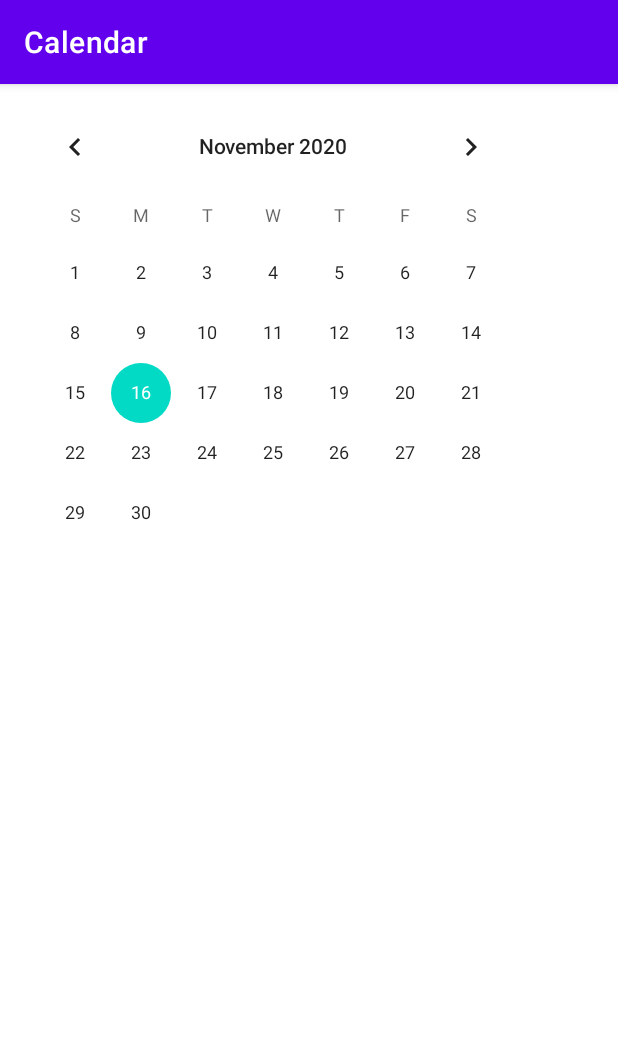
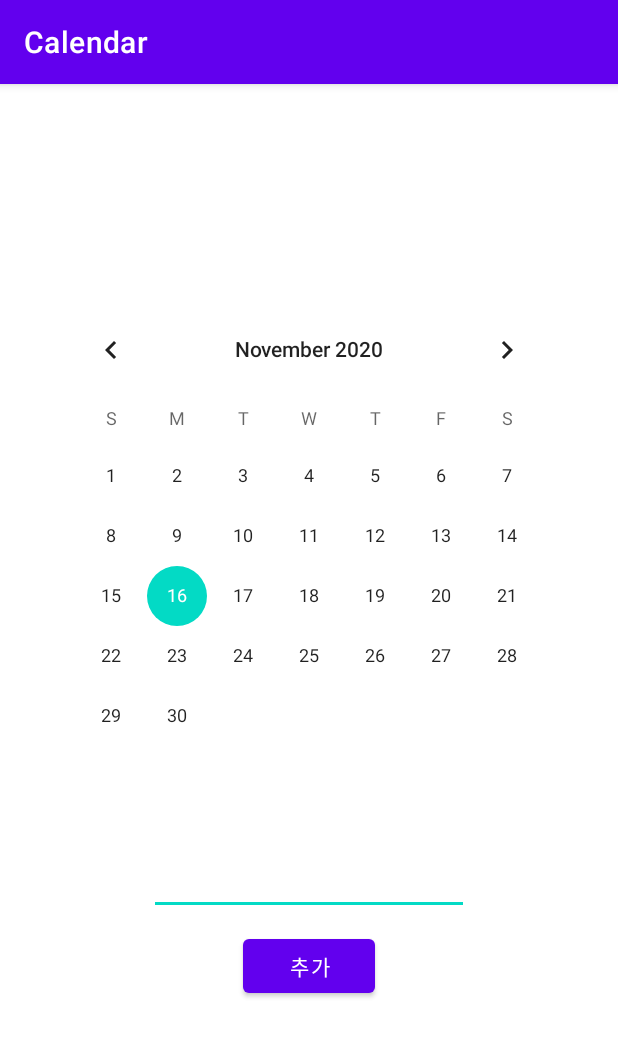
Before and after one commit to jinwook8910/mobile_app, an Android app: the screen it shows after launch (Calendar), after a tap on "CALENDAR", on a phone screen of 412 x 824 dp. Shown: the top 1037 px of the screen. Run offline under Robolectric (Android 15) with nearby library versions, the phone set to English and light mode, and no system bars.

Commit message:
메인페이지, 캘린더 -현재시간/날짜

```diff
--- a/HaruJogak/app/src/main/java/com/example/harujogak/MainActivity.java
+++ b/HaruJogak/app/src/main/java/com/example/harujogak/MainActivity.java
@@ -5,16 +5,29 @@ import android.os.Bundle;
 import android.util.Log;
 import android.view.View;
 import android.widget.Button;
+import android.widget.TextView;
 
 import androidx.appcompat.app.AppCompatActivity;
 
+import java.text.SimpleDateFormat;
+import java.util.Date;
+
 public class MainActivity extends AppCompatActivity {
     Button btn1, btn2, btn3, btn4, btn5;
+    TextView date, time;
+    long mNow;
+    Date mDate;
+    SimpleDateFormat dateFormat = new SimpleDateFormat("yyyy년MM월dd일");
+    SimpleDateFormat timeFormat = new SimpleDateFormat("hh:mm a");
+
 
     @Override
     protected void onCreate(Bundle savedInstanceState) {
         super.onCreate(savedInstanceState);
         setContentView(R.layout.activity_main);
+        date = findViewById(R.id.main_date);
+        time = findViewById(R.id.main_time);
+
         btn1 = (Button) findViewById(R.id.main_btn1);
         btn2 = (Button) findViewById(R.id.main_btn2);
         btn3 = (Button) findViewById(R.id.main_btn3);
@@ -26,6 +39,9 @@ public class MainActivity extends AppCompatActivity {
         btn3.setOnClickListener(listener);
         btn4.setOnClickListener(listener);
         btn5.setOnClickListener(listener);
+
+        date.setText(getDate());
+        time.setText(getTime());
     }
 
     class Listener implements View.OnClickListener{
@@ -52,4 +68,15 @@ public class MainActivity extends AppCompatActivity {
         }
     }
     Listener listener = new Listener();
+
+    private String getDate(){
+        mNow = System.currentTimeMillis();
+        mDate = new Date(mNow);
+        return dateFormat.format(mDate);
+    }
+    private String getTime(){
+        mNow = System.currentTimeMillis();
+        mDate = new Date(mNow);
+        return timeFormat.format(mDate);
+    }
 }
--- a/HaruJogak/app/src/main/res/layout/calendar.xml
+++ b/HaruJogak/app/src/main/res/layout/calendar.xml
@@ -3,6 +3,7 @@
     xmlns:android="http://schemas.android.com/apk/res/android"
     android:layout_width="fill_parent"
     android:layout_height="match_parent"
+    android:gravity="center"
     android:orientation="vertical">
 
     <CalendarView
@@ -16,17 +17,14 @@
         android:layout_height="wrap_content"
         android:gravity="center"
         android:id="@+id/calender_date"
-        android:layout_marginLeft="100dp"
         />
     <EditText
         android:layout_width="wrap_content"
-        android:layout_height="100dp"
+        android:layout_height="wrap_content"
         android:inputType="textMultiLine"
         android:ems="10"
         android:id="@+id/calendar_text"
         android:layout_marginBottom="10dp"
-        android:layout_marginLeft="100dp"
-        android:visibility="invisible"
         />
     <Button
         android:text="추가"
@@ -34,8 +32,6 @@
         android:layout_height="wrap_content"
         android:layout_marginBottom="20dp"
         android:id="@+id/calendar_btn"
-        android:layout_marginLeft="100dp"
-        android:visibility="invisible"
         />
 
 </LinearLayout>
--- a/HaruJogak/app/src/main/res/layout/goal.xml
+++ b/HaruJogak/app/src/main/res/layout/goal.xml
@@ -4,6 +4,7 @@
     xmlns:tools="http://schemas.android.com/tools"
     android:layout_width="match_parent"
     android:layout_height="match_parent"
+    android:gravity="center"
     android:orientation="vertical">
 
     <TextView
@@ -11,7 +12,6 @@
         android:layout_height="wrap_content"
         android:id="@+id/goal_text"
         android:textSize="20dp"
-        android:layout_marginLeft="100dp"
         android:layout_marginTop="20dp"
         />
     <EditText
@@ -22,14 +22,12 @@
         android:id="@+id/goal_input"
         android:layout_marginTop="10dp"
         android:layout_marginBottom="10dp"
-        android:layout_marginLeft="100dp"
         android:hint="목표"
         />
     <TextView
         android:layout_width="wrap_content"
         android:layout_height="wrap_content"
         android:textSize="20dp"
-        android:layout_marginLeft="100dp"
         android:id="@+id/goal_result"
         />
     <CalendarView
@@ -44,7 +42,6 @@
         android:layout_height="wrap_content"
         android:layout_marginBottom="20dp"
         android:id="@+id/goal_btn"
-        android:layout_marginLeft="100dp"
         />
 
 </LinearLayout>
```
Also changed, not shown: HaruJogak/app/src/main/res/layout/activity_main.xml (+15 -0 lines).
